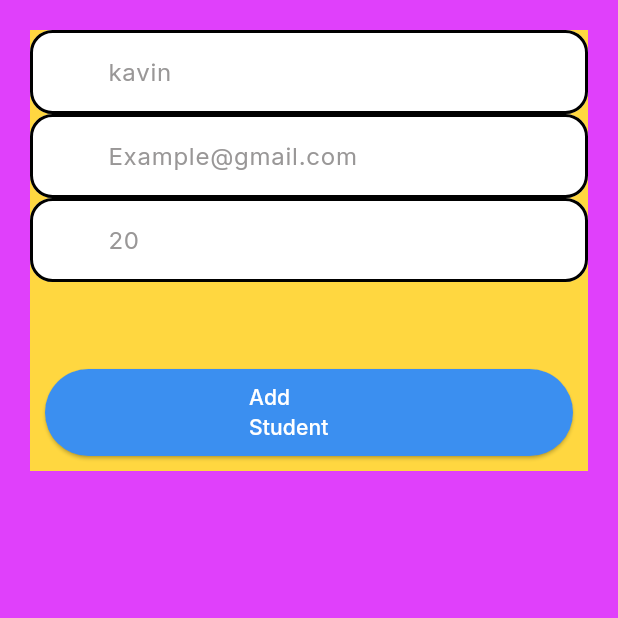
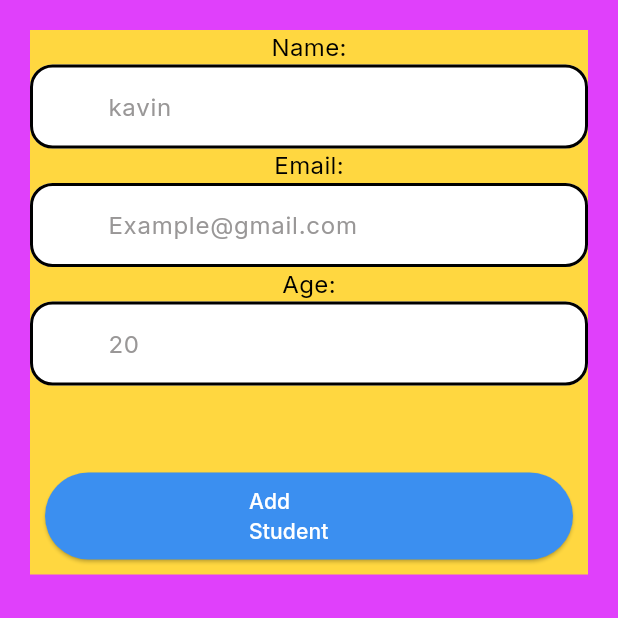
Before and after one commit to FathimaShums/stateful_lesson, a Flutter app: the screen it shows after launch, on a phone screen of 412 x 824 dp, the top half of it. Run offline on Flutter 3.47's test engine with Material 3 defaults, Android fonts, the phone set to English and light mode, and no system bars.

```diff
--- a/lib/singleinputfield.dart
+++ b/lib/singleinputfield.dart
@@ -27,10 +27,11 @@ class _singleinputfieldState extends State<singleinputfield> {
           children: [
             // Align(
             //     alignment: Alignment.topLeft,
-            //     child: Text(
-            //       widget.theTitle,
-            //       style: TextStyle(color: Colors.black, fontSize: 16),
-            //     )),
+            //     child:
+            Text(
+              widget.theTitle,
+              style: TextStyle(color: Colors.black, fontSize: 16),
+            ),
             TextFormField(
               controller: widget.thecontroller,
               decoration: InputDecoration(
```
